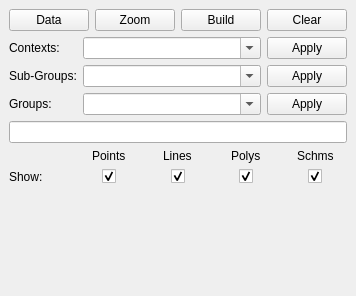
Old version of the form filter/filter_dock_base.ui in the repository lparchaeology/ArkPlan.
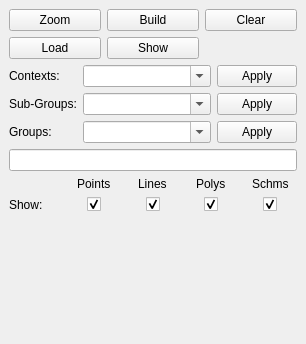
New version of the form. Custom widgets are drawn as their Qt base class.

Commit message: Show all context/sub/group data in dialog

Diff of the .ui file:
```diff
--- a/filter/filter_dock_base.ui
+++ b/filter/filter_dock_base.ui
@@ -6,8 +6,8 @@
    <rect>
     <x>0</x>
     <y>0</y>
-    <width>328</width>
-    <height>296</height>
+    <width>306</width>
+    <height>344</height>
    </rect>
   </property>
   <property name="windowTitle">
@@ -16,35 +16,42 @@
   <widget class="QWidget" name="FilterDockContents">
    <layout class="QVBoxLayout" name="verticalLayout">
     <item>
-     <layout class="QHBoxLayout" name="horizontalLayout">
-      <item>
-       <widget class="QPushButton" name="loadDataButton">
-        <property name="text">
-         <string>Data</string>
-        </property>
-       </widget>
-      </item>
-      <item>
+     <layout class="QGridLayout" name="gridLayout_2">
+      <item row="0" column="1">
        <widget class="QPushButton" name="zoomButton">
         <property name="text">
          <string>Zoom</string>
         </property>
        </widget>
       </item>
-      <item>
+      <item row="0" column="2">
        <widget class="QPushButton" name="buildFilterButton">
         <property name="text">
          <string>Build</string>
         </property>
        </widget>
       </item>
-      <item>
+      <item row="0" column="3">
        <widget class="QPushButton" name="clearFilterButton">
         <property name="text">
          <string>Clear</string>
         </property>
        </widget>
       </item>
+      <item row="1" column="1">
+       <widget class="QPushButton" name="loadDataButton">
+        <property name="text">
+         <string>Load</string>
+        </property>
+       </widget>
+      </item>
+      <item row="1" column="2">
+       <widget class="QPushButton" name="showDataButton">
+        <property name="text">
+         <string>Show</string>
+        </property>
+       </widget>
+      </item>
      </layout>
     </item>
     <item>
```
Left out of the diff: 1 changed line with no effect on the pictures. The commit also changes 8 other files.
